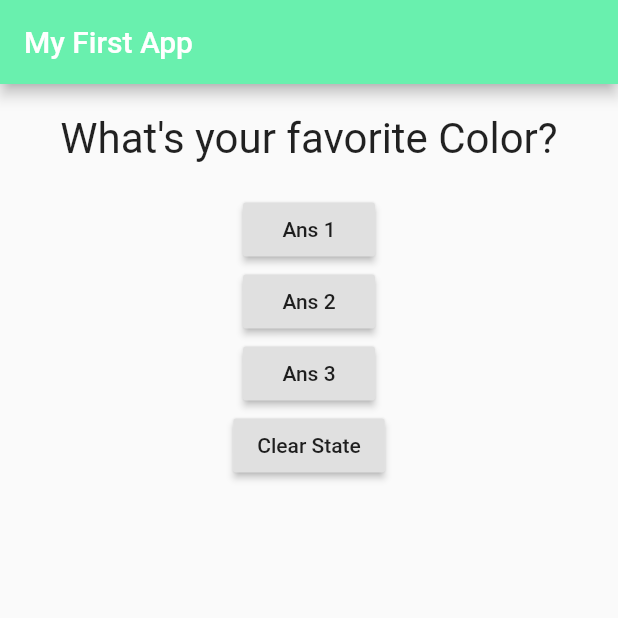
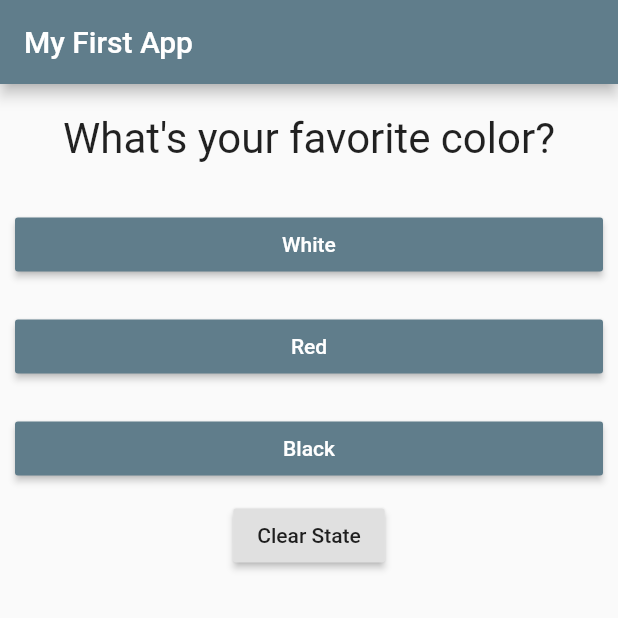
Before and after one commit to adepusai123/learn_flutter_app, a Flutter app: the screen it shows after launch, on a phone screen of 412 x 824 dp, the top half of it. Run offline on Flutter 3.47's test engine with Material 2 defaults, Android fonts, the phone set to English and light mode, and no system bars.

Commit message:
Dynamic Answer List & Questions using list map

```diff
--- /dev/null
+++ b/lib/answer.dart
@@ -0,0 +1,20 @@
+import 'package:flutter/material.dart';
+
+class Answer extends StatelessWidget {
+  final Function press;
+  final String text;
+  Answer(this.press, this.text);
+  @override
+  Widget build(BuildContext context) {
+    return Container(
+      width: double.infinity,
+      margin: EdgeInsets.all(10),
+      child: RaisedButton(
+        color: Colors.blueGrey,
+        textColor: Colors.white,
+        child: Text(text),
+        onPressed: press,
+      ),
+    );
+  }
+}
--- a/lib/main.dart
+++ b/lib/main.dart
@@ -1,5 +1,6 @@
 import 'package:flutter/material.dart';
-import 'package:learn_flutter_app/question.dart';
+import './answer.dart';
+import './question.dart';
 
 void main() {
   runApp(MyApp());
@@ -24,23 +25,34 @@ class _MyAppState extends State<MyApp> {
   @override
   Widget build(BuildContext context) {
     var questions = [
-      "What's your favorite Color?",
-      "What's your favorite animal?"
+      {
+        "questionText": "What's your favorite color?",
+        "answers": ["White", "Red", "Black"]
+      },
+      {
+        "questionText": "What's your favorite animal?",
+        "answers": ["Dog", "Cat", "Lion"]
+      },
+      {
+        "questionText": "What's your favorite anime?",
+        "answers": ["Naruto", "Boruto", "DragonBall Z"]
+      }
     ];
     return MaterialApp(
         home: Scaffold(
             appBar: AppBar(
               title: Text('My First App'),
-              backgroundColor: Colors.greenAccent,
+              backgroundColor: Colors.blueGrey,
             ),
             // we can use Row also if we want
             body: Column(
               children: <Widget>[
-                Question(questions[_questionIndex]),
+                Question(questions[_questionIndex]['questionText']),
                 // passing pointer instead function to onPressed
-                RaisedButton(child: Text("Ans 1"), onPressed: _answerQuestion),
-                RaisedButton(child: Text("Ans 2"), onPressed: _answerQuestion),
-                RaisedButton(child: Text("Ans 3"), onPressed: _answerQuestion),
+                ...(questions[_questionIndex]['answers'] as List<String>)
+                    .map((answer) {
+                  return Answer(_answerQuestion, answer);
+                }).toList(),
                 RaisedButton(
                     child: Text("Clear State"),
                     onPressed: () {
```
